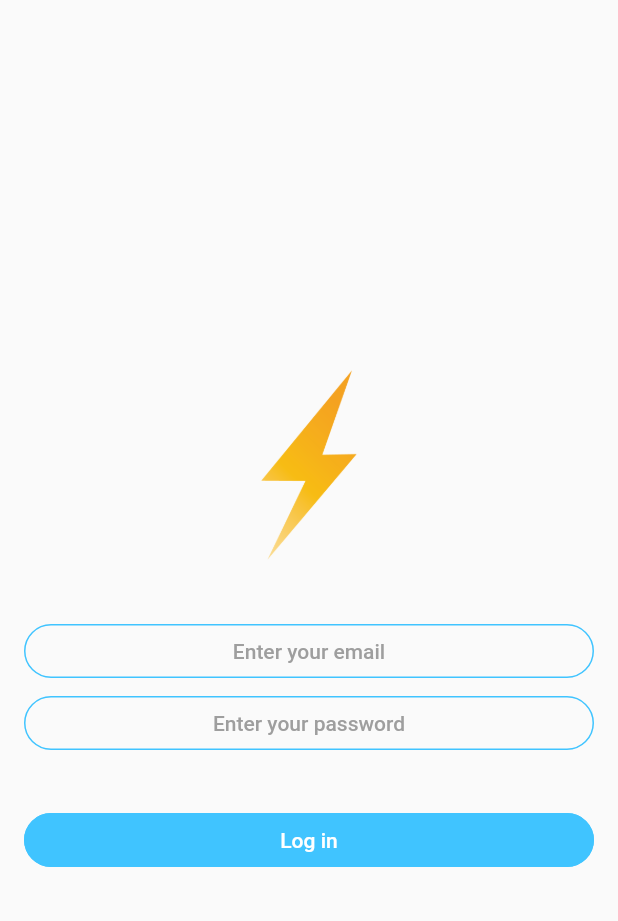
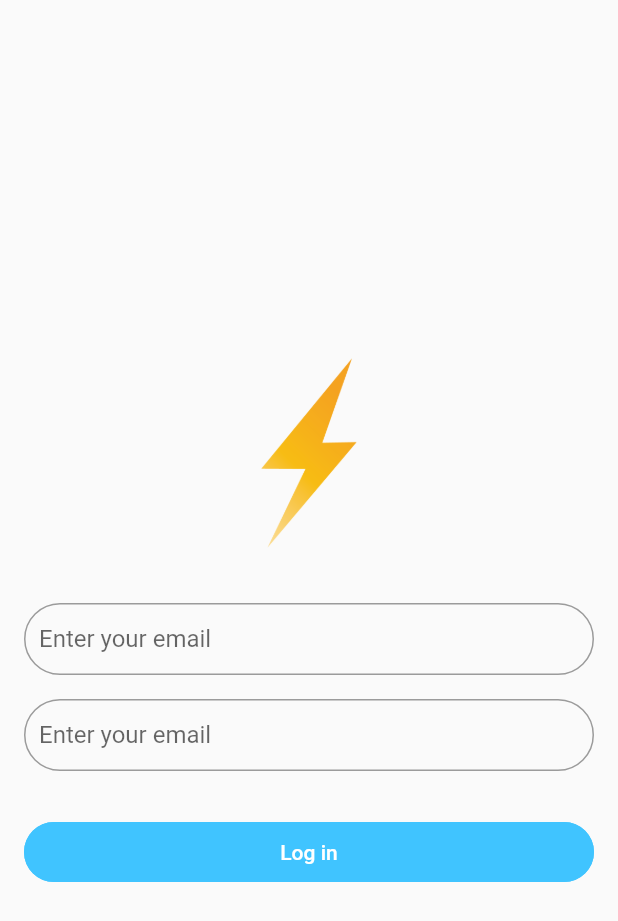
Before and after one commit to sonivenali/Flash_chat, a Flutter app: the LoginScreen screen opened directly, on a phone screen of 412 x 824 dp. Shown: the top 921 px of the screen. Run offline on Flutter 3.47's test engine with Material 2 defaults, Android fonts, the phone set to English and light mode, and no system bars; our stand-ins replace firebase_auth, firebase_core; accounts and stored records are empty.

Commit message:
Updating Ui of login Screen

```diff
--- a/lib/screens/login_screen.dart
+++ b/lib/screens/login_screen.dart
@@ -1,4 +1,5 @@
 import 'package:flash_chat/screens/chat_screen.dart';
+import 'package:flash_chat/services/auth_service.dart';
 import 'package:flutter/material.dart';
 import 'package:firebase_auth/firebase_auth.dart';
 
@@ -8,6 +9,10 @@ class LoginScreen extends StatefulWidget {
 }
 
 class _LoginScreenState extends State<LoginScreen> {
+  final authService = AuthService();
+  final emailController = TextEditingController();
+  final passwordController = TextEditingController();
+
   @override
   Widget build(BuildContext context) {
     return Scaffold(
@@ -24,41 +29,35 @@ class _LoginScreenState extends State<LoginScreen> {
             ),
             Padding(
               padding: const EdgeInsets.only(left: 16, right: 16),
-              child: FlatButton(
-                onPressed: () {},
-                child: Text(
-                  "Enter your email",
-                  style: TextStyle(color: Colors.grey),
+              child: TextFormField(
+                decoration: InputDecoration(
+                  contentPadding: const EdgeInsets.all(10),
+                  border: OutlineInputBorder(
+                    borderRadius: BorderRadius.circular(50),
+                    borderSide: BorderSide(color: Colors.blue)
+                  ),
+                  hintText: "Enter your email",
                 ),
-                minWidth: MediaQuery.of(context).size.height,
-                shape: RoundedRectangleBorder(
-                    side: BorderSide(
-                        color: Colors.lightBlueAccent,
-                        width: 1,
-                        style: BorderStyle.solid),
-                    borderRadius: BorderRadius.circular(50)),
-              ),
+
+              )
             ),
             Padding(
-              padding: const EdgeInsets.only(left: 16, right: 16),
-              child: FlatButton(
-                onPressed: () {},
-                child: Text(
-                  "Enter your password",
-                  style: TextStyle(color: Colors.grey),
-                ),
-                minWidth: MediaQuery.of(context).size.height,
-                shape: RoundedRectangleBorder(
-                    side: BorderSide(
-                        color: Colors.lightBlueAccent,
-                        width: 1,
-                        style: BorderStyle.solid),
-                    borderRadius: BorderRadius.circular(50)),
-              ),
+                padding: const EdgeInsets.only(left: 16, right: 16,top: 16),
+                child: TextFormField(
+                  decoration: InputDecoration(
+                    contentPadding: const EdgeInsets.all(10),
+                    border: OutlineInputBorder(
+                        borderRadius: BorderRadius.circular(50),
+                        borderSide: BorderSide(color: Colors.blue)
+                    ),
+                    hintText: "Enter your email",
+                  ),
+
+                )
             ),
             Padding(
               padding: const EdgeInsets.only(left: 16, right: 16, top: 30),
-              child: FlatButton(
+              child: FlatButton(height:40,
                 onPressed: () {
                   Navigator.push(
                     context,
--- a/lib/services/auth_service.dart
+++ b/lib/services/auth_service.dart
@@ -19,7 +19,8 @@ class AuthService {
       final User user = (await _auth.signInWithEmailAndPassword(
         email: email,
         password: password,
-      )).user;
+      ))
+          .user;
 
       return true;
     } catch (e) {
```
Also changed, not shown: 3 other files.
